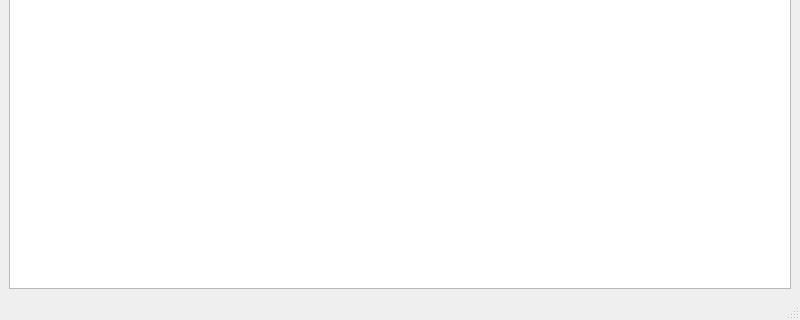
First picture: the form in mainwindow.ui, repository artem0679/211_331_Efimov, before the edit; both pictures show x 0 to 800 and y 280 to 600 of the 800 by 600 pixel window.
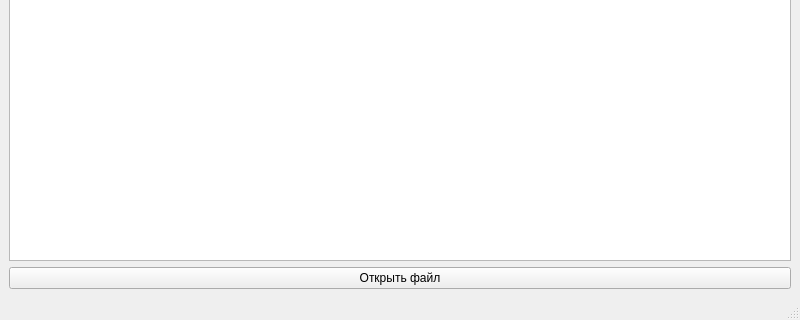
Second picture: the form after the edit.

Commit message: Добавление открытия файла по кнопне (только csv)

```diff
--- a/mainwindow.ui
+++ b/mainwindow.ui
@@ -20,6 +20,13 @@
       <item row="0" column="0">
        <widget class="QTextEdit" name="textEditData"/>
       </item>
+      <item row="1" column="0">
+       <widget class="QPushButton" name="pushButtonOpen">
+        <property name="text">
+         <string>Открыть файл</string>
+        </property>
+       </widget>
+      </item>
      </layout>
     </item>
    </layout>
```
The commit also changes 2 other files.
